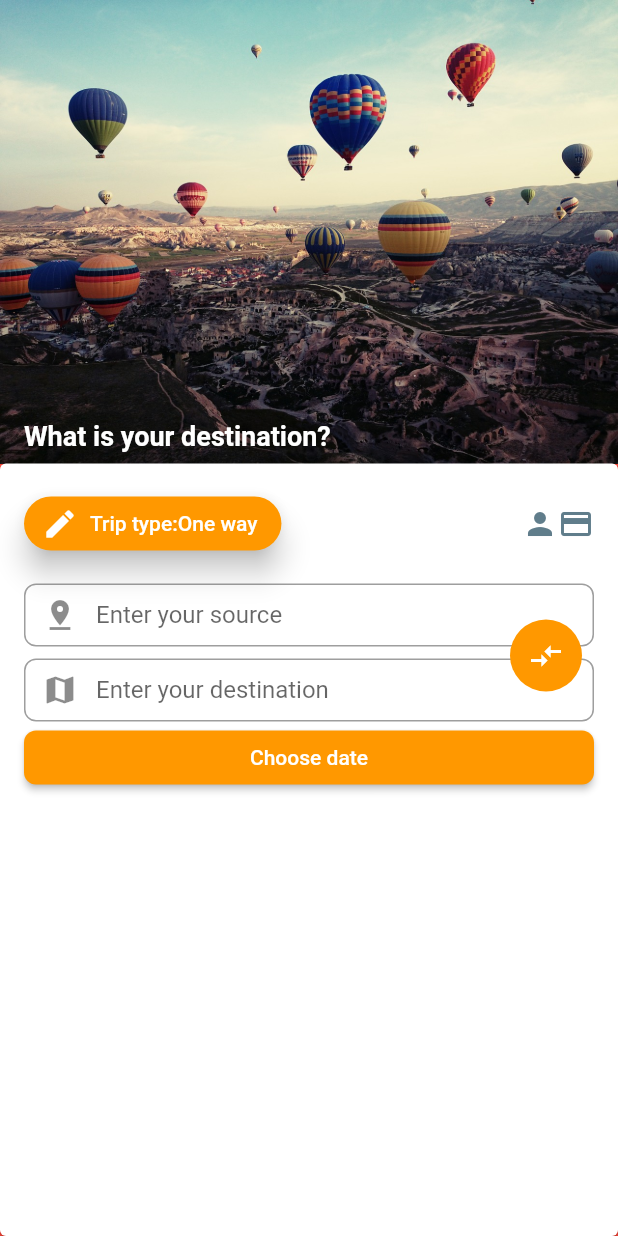
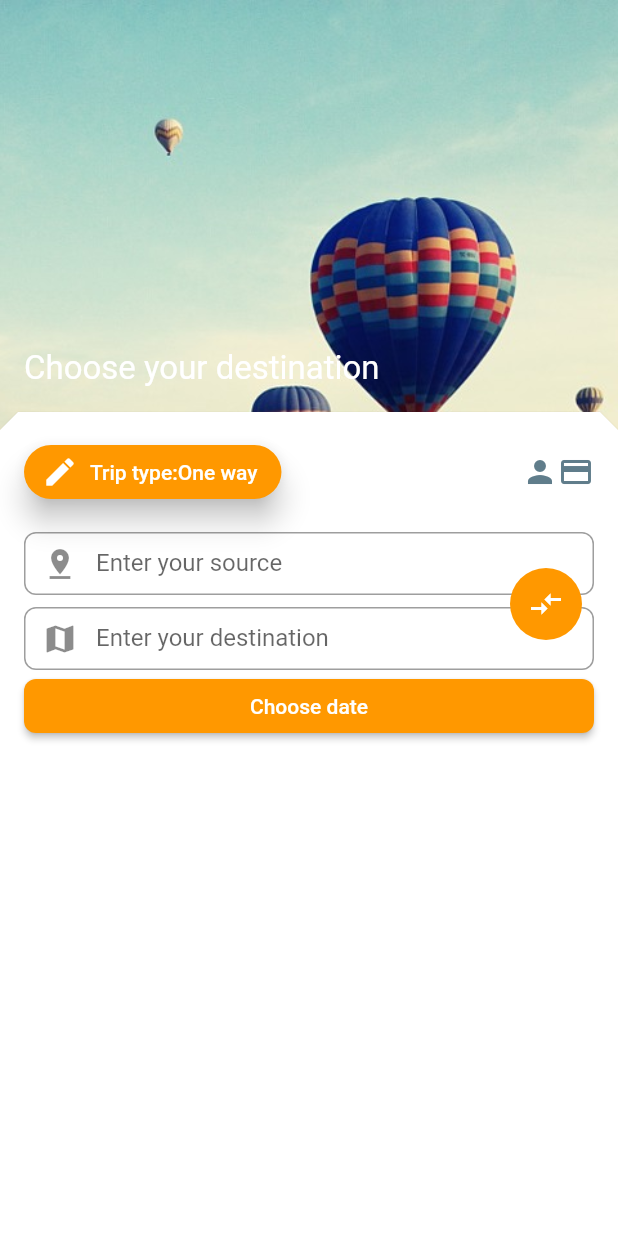
Before and after one commit to Abiri99/Flutter-Booking-Application, a Flutter app: the screen it shows after launch, on a phone screen of 412 x 824 dp. Run offline on Flutter 3.47's test engine with Material 2 defaults, Android fonts, the phone set to English and light mode, and no system bars.

Commit message:
project structure improved.

```diff
--- a/lib/components/homePageCard.dart
+++ /dev/null
@@ -1,27 +0,0 @@
-import 'package:flutter/material.dart';
-
-import './actionRow.dart';
-import './sourceDestinationInput.dart';
-
-class homePageCard extends StatelessWidget {
-  @override
-  Widget build(BuildContext context) {
-    return Container(
-        child: Expanded(
-        child: Container(
-          child: Card(
-            margin: EdgeInsets.all(0),
-            color: Colors.white,
-            child: Container(
-              padding: EdgeInsets.all(16),
-              child: Column(
-                crossAxisAlignment: CrossAxisAlignment.stretch,
-                mainAxisAlignment: MainAxisAlignment.start,
-                children: <Widget>[actionRow(), sdInput()],
-              ),
-            ),
-          ),
-        ),
-    ));
-  }
-}
--- a/lib/components/textImage.dart
+++ /dev/null
@@ -1,25 +0,0 @@
-import 'package:flutter/material.dart';
-
-class textImg extends StatelessWidget {
-  @override
-  Widget build(BuildContext context) {
-    return Container(
-      child: Stack(
-        children: <Widget>[
-          Image.asset('assets/images/travel-photography.jpg'),
-          Positioned(
-            bottom: 8,
-            left: 16,
-            child: Text(
-              "What is your destination?",
-              style: TextStyle(
-                  color: Colors.white,
-                  fontSize: 18,
-                  fontWeight: FontWeight.bold),
-            ),
-          )
-        ],
-      ),
-    );
-  }
-}
--- a/lib/main.dart
+++ b/lib/main.dart
@@ -1,7 +1,6 @@
 import 'package:flutter/material.dart';
 
-import './components/homePageCard.dart';
-import './components/textImage.dart';
+import './screens/home.dart';
 
 void main() => runApp(MyApp());
 
@@ -15,12 +14,7 @@ class MyApp extends StatelessWidget {
         appBar: null,
         floatingActionButton: null,
         backgroundColor: Colors.red,
-        body: Column(
-          children: <Widget>[
-            textImg(),
-            homePageCard()
-          ],
-        ),
+        body: home()
       ),
     );
   }
--- /dev/null
+++ b/lib/screens/home.dart
@@ -0,0 +1,63 @@
+import 'package:flutter/material.dart';
+
+import '../components/actionRow.dart';
+import '../components/sourceDestinationInput.dart';
+
+class home extends StatefulWidget {
+  @override
+  _homeState createState() => _homeState();
+}
+
+class _homeState extends State<home> {
+  @override
+  Widget build(BuildContext context) {
+    return Stack(children: <Widget>[
+      Container(
+        decoration: BoxDecoration(
+          image: DecorationImage(
+            image: AssetImage('assets/images/travel-photography.jpg'),
+            fit: BoxFit.cover,
+          ),
+        ),
+      ),
+      Column(
+        children: <Widget>[
+          Container(
+            height: MediaQuery.of(context).size.height / 3,
+            child: Align(
+                alignment: Alignment.bottomLeft,
+                child: Padding(
+                  padding: EdgeInsets.all(16),
+                  child: Text(
+                    "Choose your destination",
+                    style: TextStyle(
+                      color: Colors.white,
+                      fontSize: 22,
+                    ),
+                  ),
+                )),
+          ),
+          Expanded(
+            child: Container(
+              child: Card(
+                shape: BeveledRectangleBorder(
+                  borderRadius: BorderRadius.only(topLeft: Radius.circular(12), topRight: Radius.circular(12)),
+                ),
+                margin: EdgeInsets.all(0),
+                color: Colors.white,
+                child: Container(
+                  padding: EdgeInsets.all(16),
+                  child: Column(
+                    crossAxisAlignment: CrossAxisAlignment.stretch,
+                    mainAxisAlignment: MainAxisAlignment.start,
+                    children: <Widget>[actionRow(), sdInput()],
+                  ),
+                ),
+              ),
+            ),
+          )
+        ],
+      )
+    ]);
+  }
+}
```
